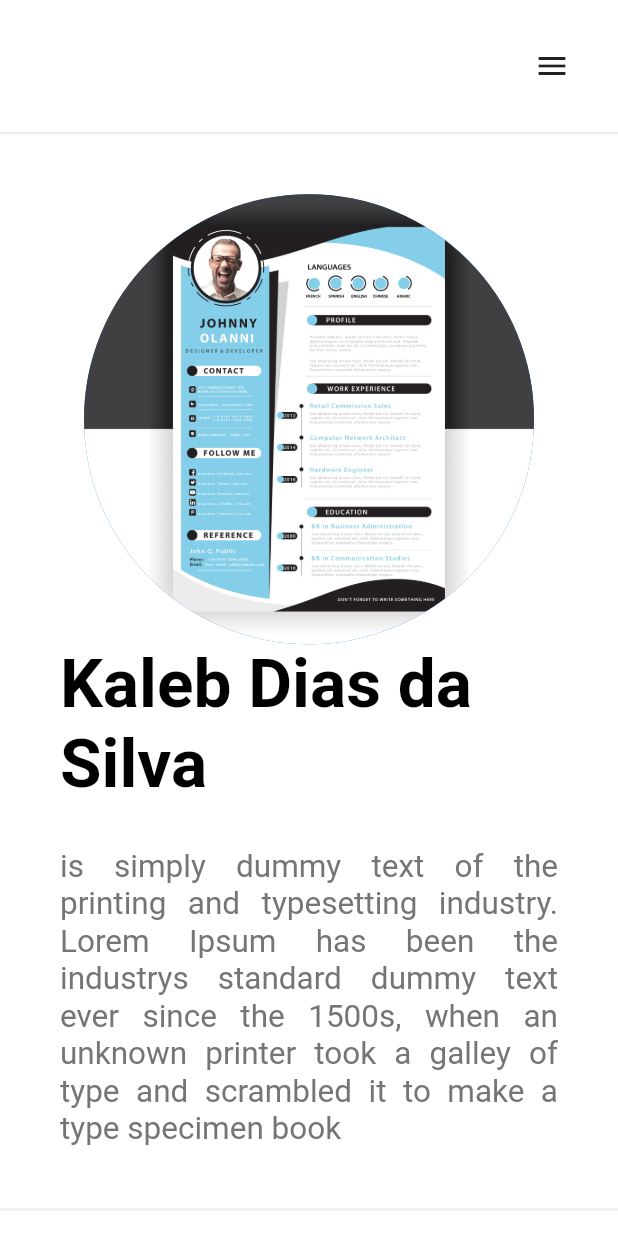
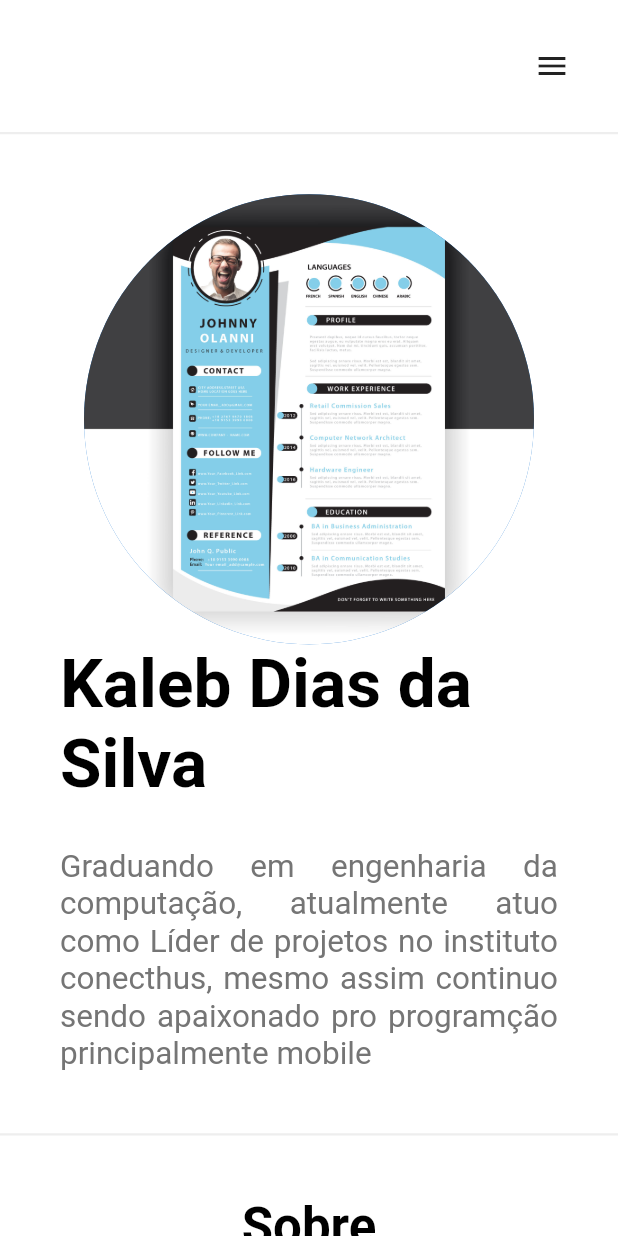
Before and after one commit to Kdiaseng/portfolio_app, a Flutter app: the screen it shows after launch, on a phone screen of 412 x 824 dp. Run offline on Flutter 3.47's test engine with Material 2 defaults, Android fonts, the phone set to English and light mode, and no system bars; drawn by our look-alikes of scrollable_positioned_list.

Commit message:
feat: integrate dynamic data in about component, academic and presentation

```diff
--- a/lib/data/data.dart
+++ b/lib/data/data.dart
@@ -83,6 +83,6 @@ final List<String> interestingAreas = [
   'Lider de projetos',
   'Desenvolvimento Mobile Flutter',
   'Desenvolvimento Mobile Android',
-  'Líder Tecnico',
+  'Líder Técnico',
   'Engenheiro de Software'
 ];
--- a/lib/page/components/about_component.dart
+++ b/lib/page/components/about_component.dart
@@ -2,7 +2,9 @@ import 'package:flutter/material.dart';
 import 'package:portfolio_app/page/components/card_component.dart';
 
 class AboutComponent extends StatelessWidget {
-  const AboutComponent({Key? key}) : super(key: key);
+  const AboutComponent({Key? key, required this.aboutMe}) : super(key: key);
+
+  final String aboutMe;
 
   @override
   Widget build(BuildContext context) {
@@ -20,15 +22,7 @@ class AboutComponent extends StatelessWidget {
             child: Padding(
               padding: const EdgeInsets.all(30.0),
               child: Text(
-                'is simply dummy text of the printing and typesetting industry.'
-                ' Lorem Ipsum has been the industrys standard dummy text ever '
-                'since the 1500s, when an unknown printer took a galley of type'
-                ' and scrambled it to make a type specimen book. It has survived '
-                'not only five centuries, but also the leap into electronic typesetting,'
-                ' remaining essentially unchanged. It was popularised in the 1960s with '
-                'the release of Letraset sheets containing Lorem Ipsum passages, and more '
-                'recently with desktop publishing software like Aldus PageMaker'
-                ' including versions of Lorem Ipsum.',
+                aboutMe,
                 style: theme.bodyMedium?.copyWith(fontSize: 20, height: 1.5),
                 textAlign: TextAlign.justify,
               ),
--- a/lib/page/components/presentation_component.dart
+++ b/lib/page/components/presentation_component.dart
@@ -1,8 +1,12 @@
 import 'package:flutter/material.dart';
+import 'package:portfolio_app/model/presentation_model.dart';
 import 'package:portfolio_app/page/components/card_component.dart';
 
 class PresentationComponent extends StatelessWidget {
-  const PresentationComponent({Key? key}) : super(key: key);
+  const PresentationComponent({Key? key, required this.presentation})
+      : super(key: key);
+
+  final PresentationModel presentation;
 
   @override
   Widget build(BuildContext context) {
@@ -16,15 +20,13 @@ class PresentationComponent extends StatelessWidget {
               crossAxisAlignment: CrossAxisAlignment.start,
               children: [
                 Text(
-                  'Kaleb Dias da Silva',
+                  presentation.name,
                   style: theme.displaySmall?.copyWith(
                       fontWeight: FontWeight.bold, color: Colors.black),
                 ),
                 const SizedBox(height: 30),
                 Text(
-                  'is simply dummy text of the printing and typesetting industry. Lorem Ipsum has been the industrys'
-                  ' standard dummy text ever since the 1500s, when an unknown printer took a galley of type and scrambled '
-                  'it to make a type specimen book',
+                  presentation.description,
                   textWidthBasis: TextWidthBasis.parent,
                   textAlign: TextAlign.justify,
                   textScaleFactor: 1.5,
--- a/lib/page/components/presentation_mobile_component.dart
+++ b/lib/page/components/presentation_mobile_component.dart
@@ -1,8 +1,12 @@
 import 'package:flutter/material.dart';
+import 'package:portfolio_app/model/presentation_model.dart';
 import 'package:portfolio_app/page/components/card_component.dart';
 
 class PresentationMobileComponent extends StatelessWidget {
-  const PresentationMobileComponent({Key? key}) : super(key: key);
+  const PresentationMobileComponent({Key? key, required this.presentationModel})
+      : super(key: key);
+
+  final PresentationModel presentationModel;
 
   @override
   Widget build(BuildContext context) {
@@ -18,20 +22,17 @@ class PresentationMobileComponent extends StatelessWidget {
             crossAxisAlignment: CrossAxisAlignment.start,
             children: [
               Text(
-                'Kaleb Dias da Silva',
+                presentationModel.name,
                 style: theme.displaySmall?.copyWith(
                     fontWeight: FontWeight.bold, color: Colors.black),
               ),
               const SizedBox(height: 30),
               Text(
-                'is simply dummy text of the printing and typesetting industry. Lorem Ipsum has been the industrys'
-                    ' standard dummy text ever since the 1500s, when an unknown printer took a galley of type and scrambled '
-                    'it to make a type specimen book',
+                presentationModel.description,
                 textWidthBasis: TextWidthBasis.parent,
                 textAlign: TextAlign.justify,
                 textScaleFactor: 1.5,
-                style:
-                theme.bodyMedium?.copyWith(color: Colors.grey.shade600),
+                style: theme.bodyMedium?.copyWith(color: Colors.grey.shade600),
               ),
             ],
           )
--- a/lib/page/landing_page.dart
+++ b/lib/page/landing_page.dart
@@ -1,4 +1,5 @@
 import 'package:flutter/material.dart';
+import 'package:portfolio_app/data/data.dart';
 import 'package:portfolio_app/page/components/area_interest_component.dart';
 import 'package:portfolio_app/page/components/end_drawer_component.dart';
 import 'package:portfolio_app/page/components/header_mobile_component.dart';
@@ -33,9 +34,9 @@ class LandingPageDesktop extends StatelessWidget {
   Widget build(BuildContext context) {
     List<Widget> components = [
       HeaderComponent(onClick: _scrollTo),
-      const PresentationComponent(),
-      const AboutComponent(),
-      const AcademicComponent(),
+      PresentationComponent(presentation: presentationModel),
+      const AboutComponent(aboutMe: aboutMe),
+      AcademicComponent(academics: graduations),
       const ExperienceComponent(),
       const AbilitiesComponent(),
       const AreasInterestComponent()
@@ -74,11 +75,11 @@ class LandingPageMobile extends StatelessWidget {
       HeaderMobileComponent(
         onClick: () => _key.currentState?.openEndDrawer(),
       ),
-      const PresentationMobileComponent(),
-      const AboutComponent(),
-      const AcademicComponent(),
+      PresentationMobileComponent(presentationModel: presentationModel),
+      const AboutComponent(aboutMe: aboutMe),
+      AcademicComponent(academics: graduations),
       const ExperienceComponent(),
-     const AbilitiesComponent(),
+      const AbilitiesComponent(),
       const AreasInterestComponent()
     ];
     return Scaffold(
```
Also changed, not shown: lib/page/components/academic_component.dart (+7 -5 lines).
